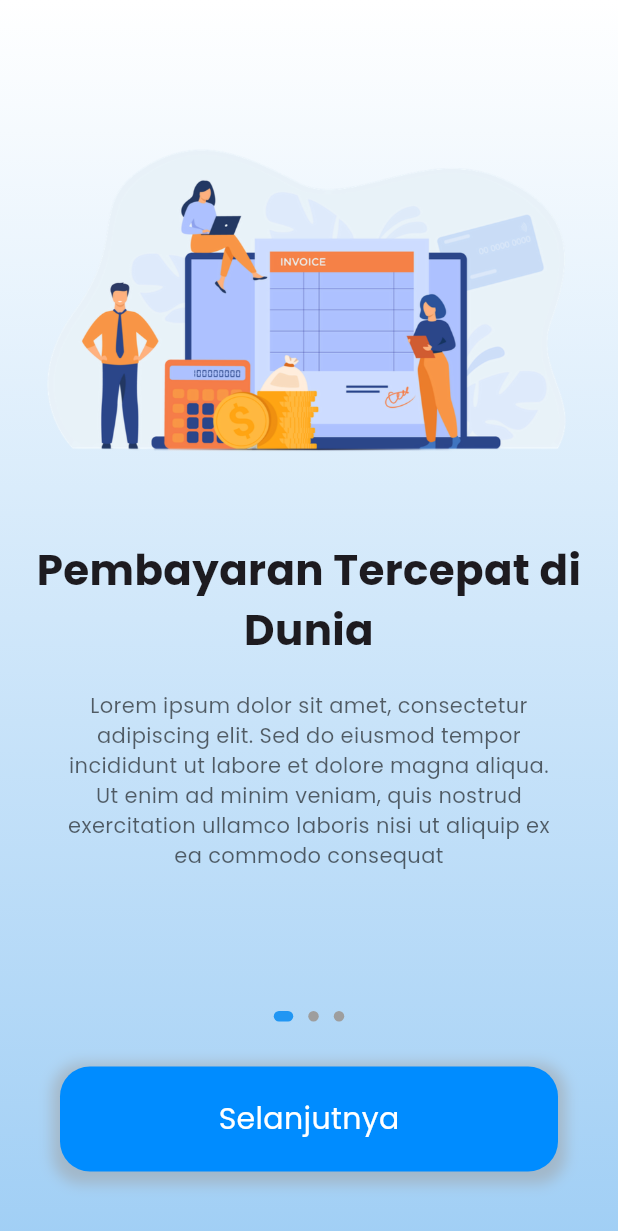
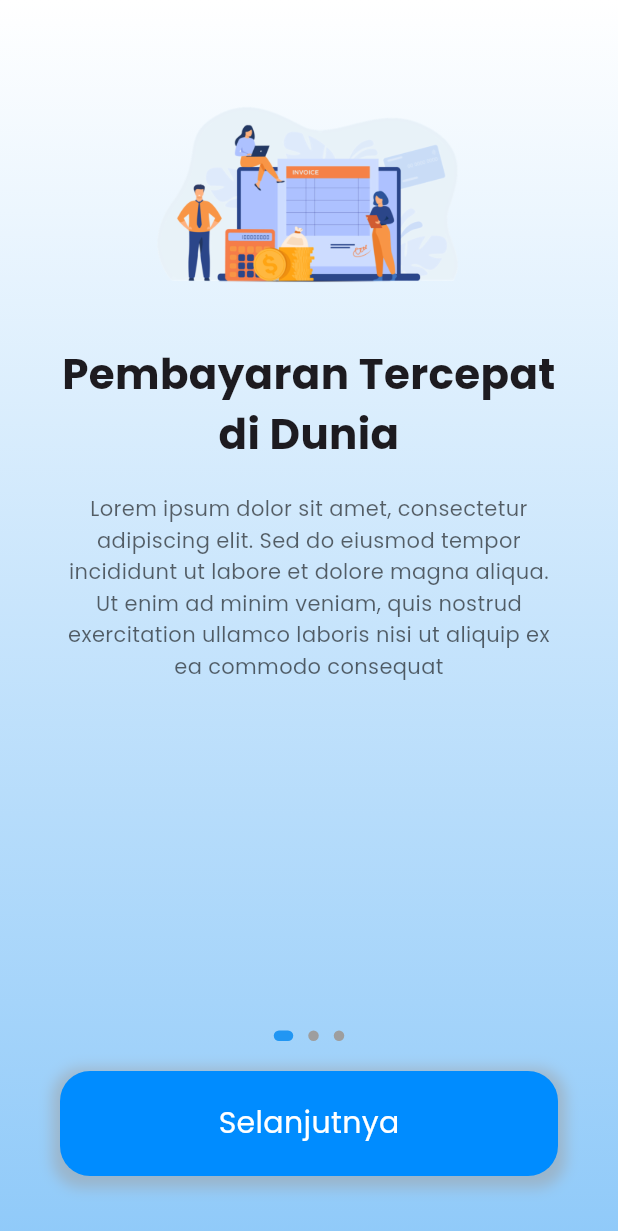
Before and after one commit to RahmatulFirdaus/bankku-app, a Flutter app: the screen it shows after launch, on a phone screen of 412 x 824 dp. Shown: the top 1231 px of the screen. Run offline on Flutter 3.47's test engine with Material 3 defaults, Android fonts, the light colour scheme and no system bars; our stand-ins replace animated_text_kit, fl_chart, fluttertoast, get, google_fonts.

Commit message:
fix overflow on intro and sign in page

```diff
--- a/lib/model/settings_model.dart
+++ b/lib/model/settings_model.dart
@@ -1,5 +1,4 @@
 import 'package:flutter/material.dart';
-
 class GetGeneral{
   String name;
   IconData icon;
--- a/lib/pages/intro_screen.dart
+++ b/lib/pages/intro_screen.dart
@@ -10,10 +10,9 @@ class IntroScreenpage extends StatefulWidget {
 }
 
 class _IntroScreenpageState extends State<IntroScreenpage> {
-  // Membuat variabel baru untuk memanggil model
   List<Intromodel> introModel = [];
+  PageController _pageController = PageController();
   var indexNow = 0;
-  late PageController pageContoller;
 
   void _getInitialInfo() {
     introModel = Intromodel.getIntroModel();
@@ -21,79 +20,60 @@ class _IntroScreenpageState extends State<IntroScreenpage> {
 
   @override
   void initState() {
-    pageContoller = PageController(initialPage: 0);
     super.initState();
     _getInitialInfo();
   }
 
   @override
-  void dispose() {
-    super.dispose();
-    pageContoller.dispose();
-  }
-
-  @override
   Widget build(BuildContext context) {
     return Scaffold(
-      body: LayoutBuilder(
-        builder: (context, constraints) {
+      body: LayoutBuilder(builder: (context, constraints) {
         if (constraints.maxWidth > 600) {
           return Container(
-              decoration: const BoxDecoration(
+            height: double.infinity,
+            decoration: BoxDecoration(
               gradient: LinearGradient(colors: [
-                  Color.fromARGB(255, 255, 255, 255),
-                  Color.fromARGB(255, 161, 207, 245)
+                const Color.fromARGB(255, 255, 255, 255),
+                Colors.blue.shade200
               ], begin: Alignment.topCenter, end: Alignment.bottomCenter),
             ),
-              child: Center(
-                child: Container(
-                  constraints: const BoxConstraints(maxWidth: 500),
-                  child: _wideValue(context),
-                ),
-              ),
-            );
-          } else {
-            return Container(
-              decoration: const BoxDecoration(
-                gradient: LinearGradient(colors: [
-                  Color.fromARGB(255, 255, 255, 255),
-                  Color.fromARGB(255, 161, 207, 245)
-                ], begin: Alignment.topCenter, end: Alignment.bottomCenter),
-              ),
-              child: _mobileValue(context),
-            );
-          }
-        },
-      ),
-    );
-  }
-
-  SingleChildScrollView _mobileValue(BuildContext context) {
-    return SingleChildScrollView(
+            //metod ini digunakan untuk membuat layout secara ditengah
+            child: Align(
+              alignment: Alignment.center,
+              //sama seperti container constraint
+              child: ConstrainedBox(
+                constraints: const BoxConstraints(maxWidth: 600),
                 child: Column(
                   children: [
-          Container(
-            height: MediaQuery.of(context).size.height - 150,
+                    Expanded(
                       child: PageView.builder(
+                        controller: _pageController,
                         onPageChanged: (index) {
                           setState(() {
                             indexNow = index;
                           });
                         },
-              controller: pageContoller,
                         itemCount: introModel.length,
                         itemBuilder: (context, index) {
-                return Column(
+                          return SingleChildScrollView(
+                            child: Padding(
+                              padding: const EdgeInsets.symmetric(horizontal: 20),
+                              child: Column(
                                 crossAxisAlignment: CrossAxisAlignment.stretch,
                                 children: [
-                    Container(
-                      margin: const EdgeInsets.only(
-                          top: 50),
-                      height: 300,
-                      child: Image.asset(introModel[index].linkGambar),
+                                  AspectRatio(
+                                    aspectRatio: 16 / 9,
+                                    child: Container(
+                                      margin: const EdgeInsets.only(top: 50),
+                                      child: Image.asset(
+                                        introModel[index].linkGambar,
+                                        fit: BoxFit.contain,
+                                      ),
+                                    ),
                                   ),
                                   Padding(
-                      padding: const EdgeInsets.fromLTRB(10, 10, 10, 20),
+                                    padding:
+                                        const EdgeInsets.fromLTRB(10, 20, 10, 20),
                                     child: Text(
                                       introModel[index].judul,
                                       textAlign: TextAlign.center,
@@ -104,21 +84,27 @@ class _IntroScreenpageState extends State<IntroScreenpage> {
                                     ),
                                   ),
                                   Padding(
-                      padding: const EdgeInsets.symmetric(horizontal: 40),
+                                    padding:
+                                        const EdgeInsets.symmetric(horizontal: 20),
                                     child: Text(
                                       introModel[index].deskripsi,
                                       textAlign: TextAlign.center,
                                       style: TextStyle(
                                         color: Colors.black.withOpacity(0.6),
+                                        height: 1.5,
                                       ),
                                     ),
                                   ),
+                                  const SizedBox(height: 20),
                                 ],
+                              ),
+                            ),
                           );
                         },
                       ),
                     ),
-          SizedBox(
+                    Container(
+                      padding: const EdgeInsets.only(bottom: 20),
                       child: Row(
                         mainAxisAlignment: MainAxisAlignment.center,
                         children: List.generate(
@@ -129,30 +115,34 @@ class _IntroScreenpageState extends State<IntroScreenpage> {
                             margin: const EdgeInsets.symmetric(horizontal: 5),
                             decoration: BoxDecoration(
                               borderRadius: BorderRadius.circular(80),
-                    color: (indexNow == index) ? Colors.blue : Colors.grey,
+                              color:
+                                  (indexNow == index) ? Colors.blue : Colors.grey,
                             ),
                           ),
                         ),
                       ),
                     ),
-          InkWell(
+                    Padding(
+                      padding:
+                          const EdgeInsets.only(bottom: 40, left: 40, right: 40),
+                      child: InkWell(
                         onTap: () {
-              (indexNow == introModel.length - 1)
-                  ? Navigator.push(
+                          if (indexNow < introModel.length - 1) {
+                            _pageController.nextPage(
+                              duration: const Duration(milliseconds: 300),
+                              curve: Curves.easeInOut,
+                            );
+                          } else {
+                            Navigator.push(
                               context,
                               MaterialPageRoute(
                                 builder: (context) => const Signinpage(),
                               ),
-                    )
-                  : pageContoller.nextPage(
-                      duration: const Duration(milliseconds: 500),
-                      curve: Curves.easeInOut,
                             );
+                          }
                         },
                         child: Container(
-              margin: const EdgeInsets.fromLTRB(40, 30, 40, 50),
                           height: 70,
-              width: 500,
                           decoration: BoxDecoration(
                             color: const Color.fromARGB(255, 0, 140, 255),
                             borderRadius: BorderRadius.circular(20),
@@ -167,46 +157,61 @@ class _IntroScreenpageState extends State<IntroScreenpage> {
                           ),
                           child: Center(
                             child: Text(
-                  (indexNow == introModel.length - 1) ? "Mulai" : "Selanjutnya",
-                  style: const TextStyle(color: Colors.white, fontSize: 20),
+                              (indexNow == introModel.length - 1)
+                                  ? "Mulai"
+                                  : "Selanjutnya",
+                              style: const TextStyle(
+                                  color: Colors.white, fontSize: 20),
+                            ),
                           ),
                         ),
                       ),
                     ),
                   ],
                 ),
+              ),
+            ),
           );
-  }
-
-  SingleChildScrollView _wideValue(BuildContext context) {
-    return SingleChildScrollView(
+        } else {
+          return Container(
+            height: double.infinity,
+            decoration: BoxDecoration(
+              gradient: LinearGradient(colors: [
+                const Color.fromARGB(255, 255, 255, 255),
+                Colors.blue.shade200
+              ], begin: Alignment.topCenter, end: Alignment.bottomCenter),
+            ),
             child: Column(
               children: [
-          Container(
-            height: MediaQuery.of(context).size.height - 200,
+                Expanded(
                   child: PageView.builder(
-              physics: const NeverScrollableScrollPhysics(),
-              clipBehavior: Clip.antiAlias,
+                    controller: _pageController,
                     onPageChanged: (index) {
                       setState(() {
                         indexNow = index;
                       });
                     },
-              controller: pageContoller,
                     itemCount: introModel.length,
                     itemBuilder: (context, index) {
-                return Column(
+                      return SingleChildScrollView(
+                        child: Padding(
+                          padding: const EdgeInsets.symmetric(horizontal: 20),
+                          child: Column(
                             crossAxisAlignment: CrossAxisAlignment.stretch,
                             children: [
-                    Container(
-                      margin: const EdgeInsets.only(top: 130),
-                      height: 200,
+                              AspectRatio(
+                                aspectRatio: 16 / 9,
+                                child: Container(
+                                  margin: const EdgeInsets.only(top: 50),
                                   child: Image.asset(
                                     introModel[index].linkGambar,
+                                    fit: BoxFit.contain,
+                                  ),
                                 ),
                               ),
                               Padding(
-                      padding: const EdgeInsets.fromLTRB(10, 10, 10, 20),
+                                padding:
+                                    const EdgeInsets.fromLTRB(10, 20, 10, 20),
                                 child: Text(
                                   introModel[index].judul,
                                   textAlign: TextAlign.center,
@@ -217,22 +222,27 @@ class _IntroScreenpageState extends State<IntroScreenpage> {
                                 ),
                               ),
                               Padding(
-                      padding: const EdgeInsets.symmetric(horizontal: 40),
+                                padding:
+                                    const EdgeInsets.symmetric(horizontal: 20),
                                 child: Text(
                                   introModel[index].deskripsi,
                                   textAlign: TextAlign.center,
                                   style: TextStyle(
                                     color: Colors.black.withOpacity(0.6),
+                                    height: 1.5,
                                   ),
                                 ),
                               ),
+                              const SizedBox(height: 20),
                             ],
+                          ),
+                        ),
                       );
                     },
                   ),
                 ),
-          SizedBox(
-            height: 70,
+                Container(
+                  padding: const EdgeInsets.only(bottom: 20),
                   child: Row(
                     mainAxisAlignment: MainAxisAlignment.center,
                     children: List.generate(
@@ -243,30 +253,34 @@ class _IntroScreenpageState extends State<IntroScreenpage> {
                         margin: const EdgeInsets.symmetric(horizontal: 5),
                         decoration: BoxDecoration(
                           borderRadius: BorderRadius.circular(80),
-                    color: (indexNow == index) ? Colors.blue : Colors.grey,
+                          color:
+                              (indexNow == index) ? Colors.blue : Colors.grey,
                         ),
                       ),
                     ),
                   ),
                 ),
-          InkWell(
+                Padding(
+                  padding:
+                      const EdgeInsets.only(bottom: 40, left: 40, right: 40),
+                  child: InkWell(
                     onTap: () {
-              (indexNow == introModel.length - 1)
-                  ? Navigator.push(
+                      if (indexNow < introModel.length - 1) {
+                        _pageController.nextPage(
+                          duration: const Duration(milliseconds: 300),
+                          curve: Curves.easeInOut,
+                        );
+                      } else {
+                        Navigator.push(
                           context,
                           MaterialPageRoute(
                             builder: (context) => const Signinpage(),
                           ),
-                    )
-                  : pageContoller.nextPage(
-                      duration: const Duration(milliseconds: 500),
-                      curve: Curves.easeInOut,
                         );
+                      }
                     },
                     child: Container(
-              margin: const EdgeInsets.only(bottom: 50),
                       height: 70,
-              width: 500,
                       decoration: BoxDecoration(
                         color: const Color.fromARGB(255, 0, 140, 255),
                         borderRadius: BorderRadius.circular(20),
@@ -281,8 +295,12 @@ class _IntroScreenpageState extends State<IntroScreenpage> {
                       ),
                       child: Center(
                         child: Text(
-                  (indexNow == introModel.length - 1) ? "Mulai" : "Selanjutnya",
-                  style: const TextStyle(color: Colors.white, fontSize: 20),
+                          (indexNow == introModel.length - 1)
+                              ? "Mulai"
+                              : "Selanjutnya",
+                          style: const TextStyle(
+                              color: Colors.white, fontSize: 20),
+                        ),
                       ),
                     ),
                   ),
@@ -291,4 +309,7 @@ class _IntroScreenpageState extends State<IntroScreenpage> {
             ),
           );
         }
+      }),
+    );
   }
+}
```
Also changed, not shown: lib/pages/login_page/sign_in.dart (+6 -2 lines). Lines whose indentation alone changed are shown as unchanged.
